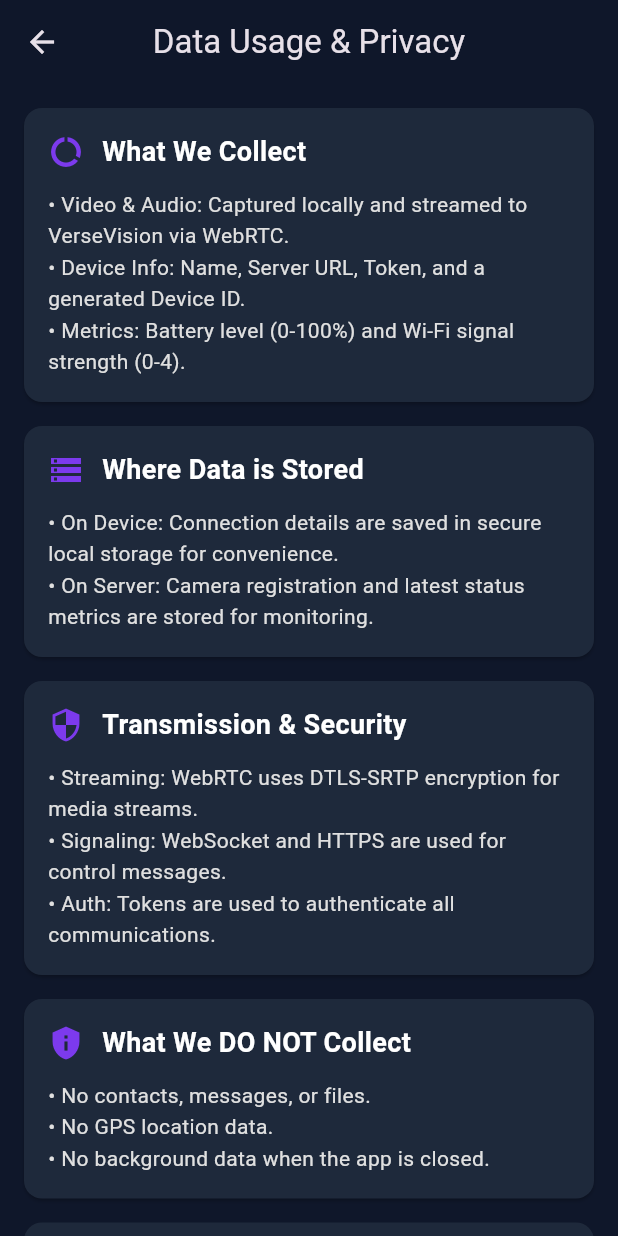
After one commit to 5Star-Inn-Company-Frontend/verse_vision, a Flutter app: the PrivacyScreen screen opened directly, on a phone screen of 412 x 824 dp. The commit adds this screen. Run offline on Flutter 3.47's test engine with Material 3 defaults, Android fonts, the phone set to English and light mode, and no system bars; our stand-ins replace battery_plus, shared_preferences, wakelock_plus; missing offline and left inert: flutter_webrtc, mobile_scanner; accounts and stored records are empty.

Commit message:
feat(camera): add battery and signal monitoring with privacy screen
- Add battery level and signal strength tracking to camera heartbeat
- Implement new privacy screen explaining data usage
- Update database schema to store battery and signal metrics
- Modify API and store to handle new camera status fields
- Update README with detailed app documentation

```diff
--- a/mobile_camera_flutter/lib/app.dart
+++ b/mobile_camera_flutter/lib/app.dart
@@ -12,6 +12,7 @@ class VerseVisionCameraApp extends StatelessWidget {
   @override
   Widget build(BuildContext context) {
     return MaterialApp(
+      debugShowCheckedModeBanner: false,
       title: 'VerseVision Camera',
       themeMode: ThemeMode.dark,
       theme: ThemeData.dark(useMaterial3: true).copyWith(
--- /dev/null
+++ b/mobile_camera_flutter/lib/screens/privacy.dart
@@ -0,0 +1,105 @@
+import 'package:flutter/material.dart';
+
+class PrivacyScreen extends StatelessWidget {
+  const PrivacyScreen({super.key});
+
+  @override
+  Widget build(BuildContext context) {
+    return Scaffold(
+      appBar: AppBar(
+        title: const Text('Data Usage & Privacy'),
+        backgroundColor: const Color(0xFF0F172A),
+      ),
+      backgroundColor: const Color(0xFF0F172A),
+      body: ListView(
+        padding: const EdgeInsets.all(16.0),
+        children: [
+          _buildSection(
+            context,
+            'What We Collect',
+            '• Video & Audio: Captured locally and streamed to VerseVision via WebRTC.\n'
+            '• Device Info: Name, Server URL, Token, and a generated Device ID.\n'
+            '• Metrics: Battery level (0-100%) and Wi-Fi signal strength (0-4).',
+            Icons.data_usage,
+          ),
+          _buildSection(
+            context,
+            'Where Data is Stored',
+            '• On Device: Connection details are saved in secure local storage for convenience.\n'
+            '• On Server: Camera registration and latest status metrics are stored for monitoring.',
+            Icons.storage,
+          ),
+          _buildSection(
+            context,
+            'Transmission & Security',
+            '• Streaming: WebRTC uses DTLS-SRTP encryption for media streams.\n'
+            '• Signaling: WebSocket and HTTPS are used for control messages.\n'
+            '• Auth: Tokens are used to authenticate all communications.',
+            Icons.security,
+          ),
+          _buildSection(
+            context,
+            'What We DO NOT Collect',
+            '• No contacts, messages, or files.\n'
+            '• No GPS location data.\n'
+            '• No background data when the app is closed.',
+            Icons.privacy_tip,
+          ),
+          _buildSection(
+            context,
+            'Purpose of Collection',
+            '• To enable live streaming functionality.\n'
+            '• To allow operators to monitor camera battery and connectivity health.',
+            Icons.assignment,
+          ),
+           _buildSection(
+            context,
+            'Retention & Control',
+            '• Local data persists until you clear app data.\n'
+            '• Server data is retained while the camera is registered.',
+            Icons.delete_forever,
+          ),
+        ],
+      ),
+    );
+  }
+
+  Widget _buildSection(BuildContext context, String title, String content, IconData icon) {
+    return Card(
+      margin: const EdgeInsets.only(bottom: 16),
+      color: const Color(0xFF1E293B),
+      shape: RoundedRectangleBorder(borderRadius: BorderRadius.circular(12)),
+      child: Padding(
+        padding: const EdgeInsets.all(16.0),
+        child: Column(
+          crossAxisAlignment: CrossAxisAlignment.start,
+          children: [
+            Row(
+              children: [
+                Icon(icon, color: const Color(0xFF7C3AED), size: 24),
+                const SizedBox(width: 12),
+                Text(
+                  title,
+                  style: const TextStyle(
+                    fontSize: 18,
+                    fontWeight: FontWeight.bold,
+                    color: Colors.white,
+                  ),
+                ),
+              ],
+            ),
+            const SizedBox(height: 12),
+            Text(
+              content,
+              style: TextStyle(
+                fontSize: 14,
+                color: Colors.grey[300],
+                height: 1.5,
+              ),
+            ),
+          ],
+        ),
+      ),
+    );
+  }
+}
```
Also changed, not shown: mobile_camera_flutter/lib/screens/settings.dart (+16 -0 lines), mobile_camera_flutter/lib/services/webrtc_service.dart (+44 -2 lines), 10 other files.
